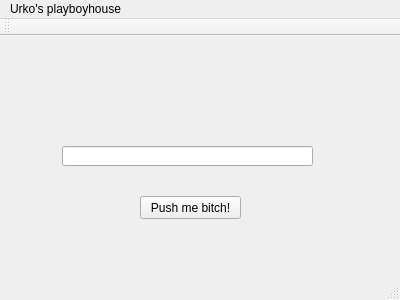
Old version of the form penyamanager/mainwindow.ui in the repository eguzki/penyamanager.
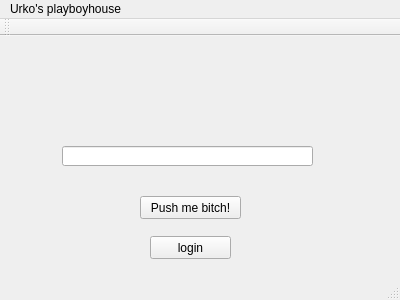
New version of the form.

```diff
--- a/penyamanager/mainwindow.ui
+++ b/penyamanager/mainwindow.ui
@@ -37,6 +37,19 @@
      <string>Push me bitch!</string>
     </property>
    </widget>
+   <widget class="QPushButton" name="login_main">
+    <property name="geometry">
+     <rect>
+      <x>150</x>
+      <y>200</y>
+      <width>81</width>
+      <height>23</height>
+     </rect>
+    </property>
+    <property name="text">
+     <string>login</string>
+    </property>
+   </widget>
   </widget>
   <widget class="QMenuBar" name="menuBar">
    <property name="geometry">
```
